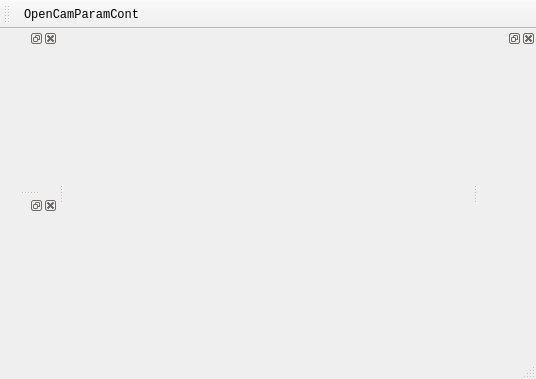
somabuggy2020/ONGAProject, file src/mainwindow.ui: the form before one commit.
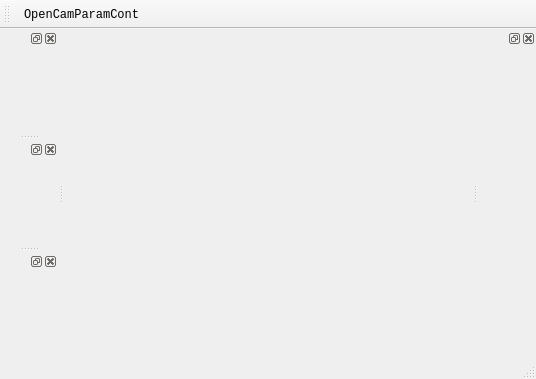
The form after the commit.

Commit message: Add UI for Depth Image Viewer

Patch:
```diff
--- a/src/mainwindow.ui
+++ b/src/mainwindow.ui
@@ -78,6 +78,12 @@
    </attribute>
    <widget class="QWidget" name="dockWidgetContents_3"/>
   </widget>
+  <widget class="QDockWidget" name="dwImgDepth">
+   <attribute name="dockWidgetArea">
+    <number>1</number>
+   </attribute>
+   <widget class="QWidget" name="dockWidgetContents_4"/>
+  </widget>
   <action name="actOpenCamParamCont">
    <property name="text">
     <string>OpenCamParamCont</string>
```
The commit also changes 4 other files.
